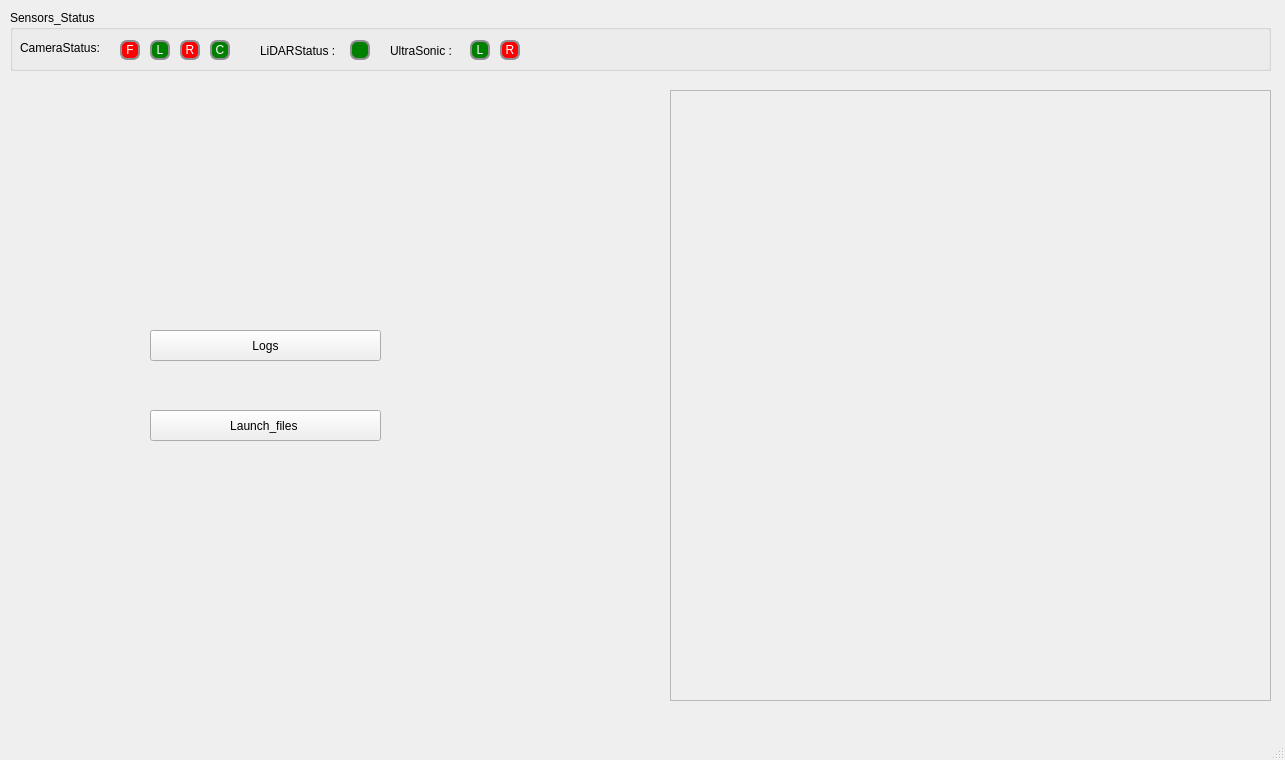
This is mainwindow.ui in Madhanprince/Test_tool as Qt 5 draws it before an edit. The edited form follows.
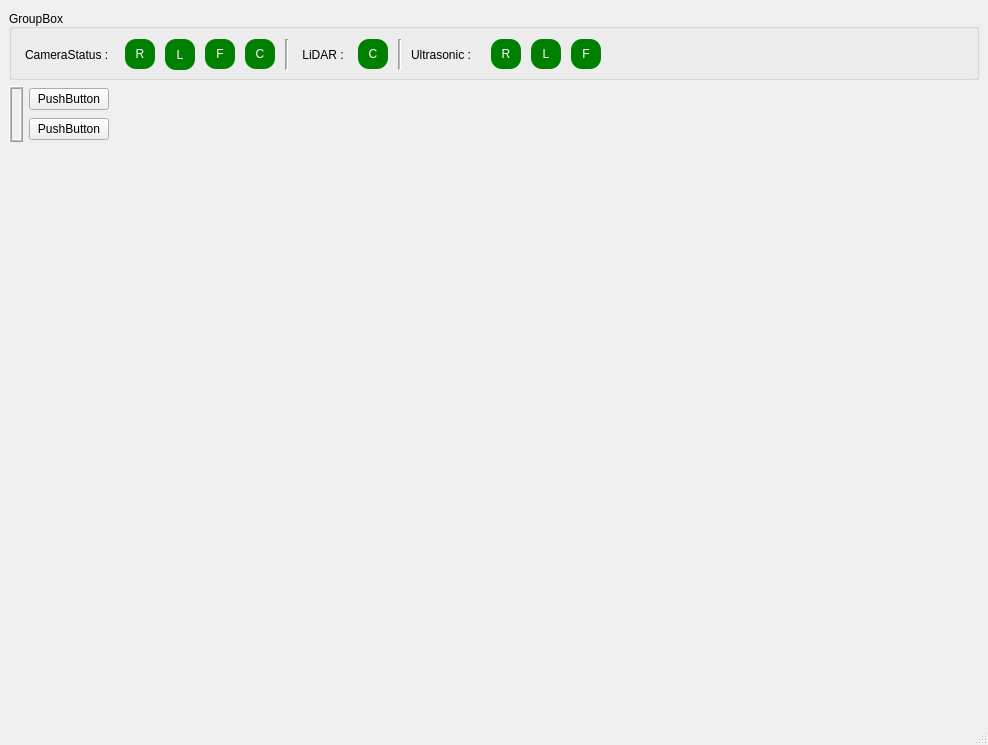
This is the edited form.

```diff
--- a/mainwindow.ui
+++ b/mainwindow.ui
@@ -6,8 +6,8 @@
    <rect>
     <x>0</x>
     <y>0</y>
-    <width>1285</width>
-    <height>760</height>
+    <width>988</width>
+    <height>745</height>
    </rect>
   </property>
   <property name="windowTitle">
@@ -20,307 +20,340 @@
    <widget class="QGroupBox" name="groupBox">
     <property name="geometry">
      <rect>
-      <x>10</x>
-      <y>10</y>
-      <width>1261</width>
-      <height>61</height>
+      <x>9</x>
+      <y>9</y>
+      <width>970</width>
+      <height>71</height>
      </rect>
     </property>
+    <property name="maximumSize">
+     <size>
+      <width>16777215</width>
+      <height>71</height>
+     </size>
+    </property>
     <property name="title">
-     <string>Sensors_Status</string>
+     <string>GroupBox</string>
     </property>
-    <widget class="QLabel" name="label_2">
+    <property name="alignment">
+     <set>Qt::AlignBottom|Qt::AlignLeading|Qt::AlignLeft</set>
+    </property>
+    <widget class="QWidget" name="">
      <property name="geometry">
       <rect>
-       <x>250</x>
+       <x>12</x>
        <y>30</y>
-       <width>81</width>
-       <height>21</height>
+       <width>591</width>
+       <height>31</height>
       </rect>
      </property>
-     <property name="text">
-      <string>LiDARStatus :</string>
-     </property>
-    </widget>
-    <widget class="QLabel" name="label">
-     <property name="geometry">
-      <rect>
-       <x>10</x>
-       <y>30</y>
-       <width>91</width>
-       <height>16</height>
-      </rect>
-     </property>
-     <property name="text">
-      <string>CameraStatus:</string>
-     </property>
-    </widget>
-    <widget class="QPushButton" name="pushButton_3">
-     <property name="geometry">
-      <rect>
-       <x>110</x>
-       <y>30</y>
-       <width>20</width>
-       <height>20</height>
-      </rect>
-     </property>
-     <property name="styleSheet">
-      <string notr="true">QPushButton {
-	color: rgb(1, 0, 0);
-    /* Set border-radius to exactly half of the width/height */
-    border-radius:7px; 
-    border: 2px solid #8f8f91;
-    background-color: #f6f6f6;
-    min-width: 10px;
-    min-height: 10px;
-    background-color: red; /* Change to 'green', 'blue', or '#ff5500' */
-    color: white;  
-}
-
-QPushButton:pressed {
-    background-color:  #F44336
+     <layout class="QHBoxLayout" name="horizontalLayout">
+      <item>
+       <widget class="QLabel" name="label">
+        <property name="maximumSize">
+         <size>
+          <width>90</width>
+          <height>16777215</height>
+         </size>
+        </property>
+        <property name="layoutDirection">
+         <enum>Qt::LeftToRight</enum>
+        </property>
+        <property name="lineWidth">
+         <number>2</number>
+        </property>
+        <property name="text">
+         <string>CameraStatus :</string>
+        </property>
+        <property name="alignment">
+         <set>Qt::AlignLeading|Qt::AlignLeft|Qt::AlignVCenter</set>
+        </property>
+       </widget>
+      </item>
+      <item>
+       <widget class="QPushButton" name="pushButton_5">
+        <property name="maximumSize">
+         <size>
+          <width>30</width>
+          <height>30</height>
+         </size>
+        </property>
+        <property name="styleSheet">
+         <string notr="true">QPushButton {
+    border-radius: 11px;
+    background-color: green;
+    color: white;
 }</string>
-     </property>
-     <property name="text">
-      <string>F</string>
-     </property>
-    </widget>
-    <widget class="QPushButton" name="pushButton_7">
-     <property name="geometry">
-      <rect>
-       <x>340</x>
-       <y>30</y>
-       <width>20</width>
-       <height>20</height>
-      </rect>
-     </property>
-     <property name="styleSheet">
-      <string notr="true">QPushButton {
-	color: rgb(1, 0, 0);
-    /* Set border-radius to exactly half of the width/height */
-    border-radius:7px; 
-    border: 2px solid #8f8f91;
-    background-color: #f6f6f6;
-    min-width: 10px;
-    min-height: 10px;
-    background-color: green; /* Change to 'green', 'blue', or '#ff5500' */
-    color: white;  
-	
-}
-
-QPushButton:pressed {
-    background-color: #d1d1d1;
+        </property>
+        <property name="text">
+         <string>R</string>
+        </property>
+       </widget>
+      </item>
+      <item>
+       <widget class="QPushButton" name="pushButton_6">
+        <property name="maximumSize">
+         <size>
+          <width>30</width>
+          <height>59</height>
+         </size>
+        </property>
+        <property name="styleSheet">
+         <string notr="true">QPushButton {
+    border-radius: 11px;
+    background-color: green;
+    color: white;
 }</string>
-     </property>
-     <property name="text">
-      <string/>
-     </property>
-    </widget>
-    <widget class="QLabel" name="label_3">
-     <property name="geometry">
-      <rect>
-       <x>380</x>
-       <y>30</y>
-       <width>71</width>
-       <height>21</height>
-      </rect>
-     </property>
-     <property name="text">
-      <string>UltraSonic :</string>
-     </property>
-    </widget>
-    <widget class="QPushButton" name="pushButton_4">
-     <property name="geometry">
-      <rect>
-       <x>140</x>
-       <y>30</y>
-       <width>20</width>
-       <height>20</height>
-      </rect>
-     </property>
-     <property name="styleSheet">
-      <string notr="true">QPushButton {
-	color: rgb(1, 0, 0);
-    /* Set border-radius to exactly half of the width/height */
-    border-radius:7px; 
-    border: 2px solid #8f8f91;
-    background-color: #f6f6f6;
-    min-width: 10px;
-    min-height: 10px;
-    background-color: green; /* Change to 'green', 'blue', or '#ff5500' */
-    color: white;  
-}
-
-QPushButton:pressed {
-    background-color: #d1d1d1;
+        </property>
+        <property name="text">
+         <string>L</string>
+        </property>
+       </widget>
+      </item>
+      <item>
+       <widget class="QPushButton" name="pushButton_3">
+        <property name="maximumSize">
+         <size>
+          <width>30</width>
+          <height>30</height>
+         </size>
+        </property>
+        <property name="styleSheet">
+         <string notr="true">QPushButton {
+    border-radius: 11px;
+    background-color: green;
+    color: white;
 }</string>
-     </property>
-     <property name="text">
-      <string>L</string>
-     </property>
-    </widget>
-    <widget class="QPushButton" name="pushButton_5">
-     <property name="geometry">
-      <rect>
-       <x>170</x>
-       <y>30</y>
-       <width>20</width>
-       <height>20</height>
-      </rect>
-     </property>
-     <property name="styleSheet">
-      <string notr="true">QPushButton {
-	color: rgb(1, 0, 0);
-    /* Set border-radius to exactly half of the width/height */
-    border-radius:7px; 
-    border: 2px solid #8f8f91;
-    background-color: #f6f6f6;
-    min-width: 10px;
-    min-height: 10px;
-    background-color: red; /* Change to 'green', 'blue', or '#ff5500' */
-    color: white;  
-}
-
-QPushButton:pressed {
-    background-color: #d1d1d1;
+        </property>
+        <property name="text">
+         <string>F</string>
+        </property>
+       </widget>
+      </item>
+      <item>
+       <widget class="QPushButton" name="pushButton_4">
+        <property name="maximumSize">
+         <size>
+          <width>30</width>
+          <height>30</height>
+         </size>
+        </property>
+        <property name="styleSheet">
+         <string notr="true">QPushButton {
+    border-radius: 11px;
+    background-color: green;
+    color: white;
 }</string>
-     </property>
-     <property name="text">
-      <string>R</string>
-     </property>
-    </widget>
-    <widget class="QPushButton" name="pushButton_6">
-     <property name="geometry">
-      <rect>
-       <x>200</x>
-       <y>30</y>
-       <width>20</width>
-       <height>20</height>
-      </rect>
-     </property>
-     <property name="styleSheet">
-      <string notr="true">QPushButton {
-	color: rgb(1, 0, 0);
-    /* Set border-radius to exactly half of the width/height */
-    border-radius:7px; 
-    border: 2px solid #8f8f91;
-    background-color: #f6f6f6;
-    min-width: 10px;
-    min-height: 10px;
-	background-color: green; /* Change to 'green', 'blue', or '#ff5500' */
-    color: white;  
-}
-
-QPushButton:pressed {
-    background-color: #d1d1d1;
+        </property>
+        <property name="text">
+         <string>C</string>
+        </property>
+       </widget>
+      </item>
+      <item>
+       <widget class="Line" name="line">
+        <property name="maximumSize">
+         <size>
+          <width>16777215</width>
+          <height>16777212</height>
+         </size>
+        </property>
+        <property name="midLineWidth">
+         <number>1</number>
+        </property>
+        <property name="orientation">
+         <enum>Qt::Vertical</enum>
+        </property>
+       </widget>
+      </item>
+      <item>
+       <widget class="QLabel" name="label_2">
+        <property name="maximumSize">
+         <size>
+          <width>50</width>
+          <height>16777215</height>
+         </size>
+        </property>
+        <property name="layoutDirection">
+         <enum>Qt::LeftToRight</enum>
+        </property>
+        <property name="text">
+         <string>LiDAR :</string>
+        </property>
+        <property name="alignment">
+         <set>Qt::AlignCenter</set>
+        </property>
+       </widget>
+      </item>
+      <item>
+       <widget class="QPushButton" name="pushButton_7">
+        <property name="maximumSize">
+         <size>
+          <width>30</width>
+          <height>30</height>
+         </size>
+        </property>
+        <property name="styleSheet">
+         <string notr="true">QPushButton {
+    border-radius: 11px;
+    background-color: green;
+    color: white;
 }</string>
-     </property>
-     <property name="text">
-      <string>C</string>
-     </property>
-    </widget>
-    <widget class="QPushButton" name="pushButton_8">
-     <property name="geometry">
-      <rect>
-       <x>460</x>
-       <y>30</y>
-       <width>20</width>
-       <height>20</height>
-      </rect>
-     </property>
-     <property name="styleSheet">
-      <string notr="true">QPushButton {
-	color: rgb(1, 0, 0);
-    /* Set border-radius to exactly half of the width/height */
-    border-radius:7px; 
-    border: 2px solid #8f8f91;
-    background-color: #f6f6f6;
-    min-width: 10px;
-    min-height: 10px;
-    background-color: green; /* Change to 'green', 'blue', or '#ff5500' */
-    color: white;  
-}
-
-QPushButton:pressed {
-    background-color: #d1d1d1;
+        </property>
+        <property name="text">
+         <string>C</string>
+        </property>
+       </widget>
+      </item>
+      <item>
+       <widget class="Line" name="line_2">
+        <property name="maximumSize">
+         <size>
+          <width>16777215</width>
+          <height>80</height>
+         </size>
+        </property>
+        <property name="midLineWidth">
+         <number>1</number>
+        </property>
+        <property name="orientation">
+         <enum>Qt::Vertical</enum>
+        </property>
+       </widget>
+      </item>
+      <item>
+       <widget class="QLabel" name="label_3">
+        <property name="maximumSize">
+         <size>
+          <width>70</width>
+          <height>16777215</height>
+         </size>
+        </property>
+        <property name="layoutDirection">
+         <enum>Qt::LeftToRight</enum>
+        </property>
+        <property name="text">
+         <string>Ultrasonic :</string>
+        </property>
+        <property name="alignment">
+         <set>Qt::AlignLeading|Qt::AlignLeft|Qt::AlignVCenter</set>
+        </property>
+       </widget>
+      </item>
+      <item>
+       <widget class="QPushButton" name="pushButton_10">
+        <property name="maximumSize">
+         <size>
+          <width>30</width>
+          <height>30</height>
+         </size>
+        </property>
+        <property name="styleSheet">
+         <string notr="true">QPushButton {
+    border-radius: 11px;
+    background-color: green;
+    color: white;
 }</string>
-     </property>
-     <property name="text">
-      <string>L</string>
-     </property>
-    </widget>
-    <widget class="QPushButton" name="pushButton_9">
-     <property name="geometry">
-      <rect>
-       <x>490</x>
-       <y>30</y>
-       <width>20</width>
-       <height>20</height>
-      </rect>
-     </property>
-     <property name="styleSheet">
-      <string notr="true">QPushButton {
-	color: rgb(1, 0, 0);
-    /* Set border-radius to exactly half of the width/height */
-    border-radius:7px; 
-    border: 2px solid #8f8f91;
-    background-color: #f6f6f6;
-    min-width: 10px;
-    min-height: 10px;
-    background-color: red; /* Change to 'green', 'blue', or '#ff5500' */
-    color: white;  
-}
-
-QPushButton:pressed {
-    background-color: #d1d1d1;
+        </property>
+        <property name="text">
+         <string>R</string>
+        </property>
+       </widget>
+      </item>
+      <item>
+       <widget class="QPushButton" name="pushButton_9">
+        <property name="maximumSize">
+         <size>
+          <width>30</width>
+          <height>30</height>
+         </size>
+        </property>
+        <property name="styleSheet">
+         <string notr="true">QPushButton {
+    border-radius: 11px;
+    background-color: green;
+    color: white;
 }</string>
-     </property>
-     <property name="text">
-      <string>R</string>
-     </property>
+        </property>
+        <property name="text">
+         <string>L</string>
+        </property>
+       </widget>
+      </item>
+      <item>
+       <widget class="QPushButton" name="pushButton_8">
+        <property name="maximumSize">
+         <size>
+          <width>30</width>
+          <height>30</height>
+         </size>
+        </property>
+        <property name="styleSheet">
+         <string notr="true">QPushButton {
+    border-radius: 11px;
+    background-color: green;
+    color: white;
+}</string>
+        </property>
+        <property name="text">
+         <string>F</string>
+        </property>
+       </widget>
+      </item>
+     </layout>
     </widget>
    </widget>
-   <widget class="QPushButton" name="pushButton">
+   <widget class="QWidget" name="">
     <property name="geometry">
      <rect>
-      <x>150</x>
-      <y>410</y>
-      <width>231</width>
-      <height>31</height>
+      <x>9</x>
+      <y>86</y>
+      <width>100</width>
+      <height>56</height>
      </rect>
     </property>
-    <property name="text">
-     <string>Launch_files </string>
-    </property>
-   </widget>
-   <widget class="QPushButton" name="pushButton_2">
-    <property name="geometry">
-     <rect>
-      <x>150</x>
-      <y>330</y>
-      <width>231</width>
-      <height>31</height>
-     </rect>
-    </property>
-    <property name="text">
-     <string>Logs</string>
-    </property>
-   </widget>
-   <widget class="QFrame" name="viz_container">
-    <property name="geometry">
-     <rect>
-      <x>670</x>
-      <y>90</y>
-      <width>601</width>
-      <height>611</height>
-     </rect>
-    </property>
-    <property name="frameShape">
-     <enum>QFrame::StyledPanel</enum>
-    </property>
-    <property name="frameShadow">
-     <enum>QFrame::Raised</enum>
-    </property>
+    <layout class="QHBoxLayout" name="horizontalLayout_2">
+     <item>
+      <widget class="QFrame" name="viz_container">
+       <property name="maximumSize">
+        <size>
+         <width>900</width>
+         <height>16777215</height>
+        </size>
+       </property>
+       <property name="layoutDirection">
+        <enum>Qt::LeftToRight</enum>
+       </property>
+       <property name="frameShape">
+        <enum>QFrame::Box</enum>
+       </property>
+       <property name="frameShadow">
+        <enum>QFrame::Raised</enum>
+       </property>
+       <property name="midLineWidth">
+        <number>1</number>
+       </property>
+      </widget>
+     </item>
+     <item>
+      <layout class="QVBoxLayout" name="verticalLayout">
+       <item>
+        <widget class="QPushButton" name="pushButton_2">
+         <property name="text">
+          <string>PushButton</string>
+         </property>
+        </widget>
+       </item>
+       <item>
+        <widget class="QPushButton" name="pushButton">
+         <property name="text">
+          <string>PushButton</string>
+         </property>
+        </widget>
+       </item>
+      </layout>
+     </item>
+    </layout>
    </widget>
   </widget>
   <widget class="QStatusBar" name="statusbar"/>
```
Left out of the diff: 13 changed lines with no effect on the pictures.
